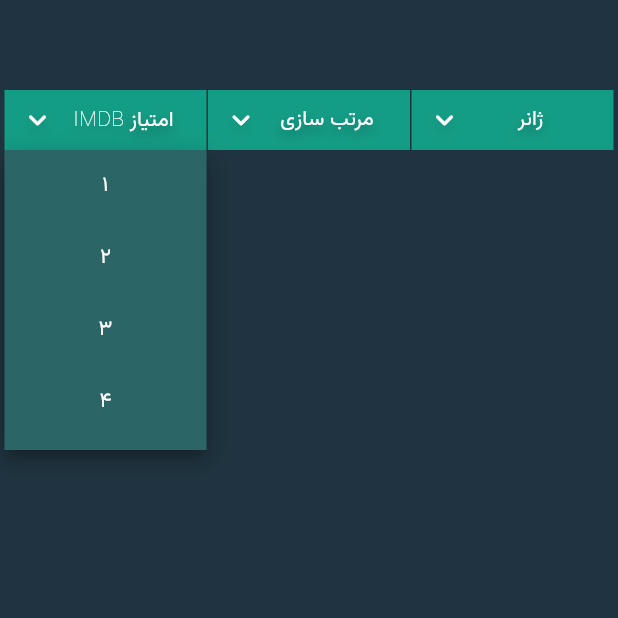
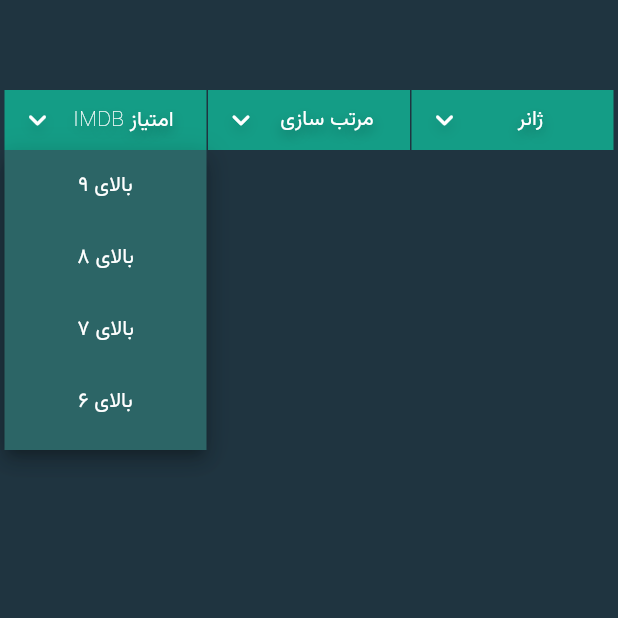
Before and after one commit to moderndata-org/bamabin, a Flutter app: the PartScreen screen opened by its route, after a tap on "امتیاز IMDB", on a phone screen of 412 x 824 dp, the top half of it. Run offline on Flutter 3.47's test engine with Material 3 defaults, Android fonts, the phone set to English and light mode, and no system bars; drawn by our look-alikes of dropdown_button2; our stand-ins replace accordion, cached_network_image, carousel_slider, chewie, dots_indicator, firebase_core and 11 more; missing offline and left inert: qr_code_scanner; accounts and stored records are empty; network calls fail.

Commit message:
add chiwie and fix some bugs

```diff
--- a/lib/constant/classes.dart
+++ b/lib/constant/classes.dart
@@ -13,7 +13,7 @@ enum FavoriteAction {
   Remove,
 }
 
-enum OrderBy { none, date, modified, imdb }
+enum OrderBy { none, newest, update, releaseDate, favorite, imdb }
 
 enum BottomNavType { home, movies, series, animations, anime }
 
--- a/lib/controller/public_controller.dart
+++ b/lib/controller/public_controller.dart
@@ -34,6 +34,10 @@ class PublicController extends GetxController {
   Rx<Country> selectedCountry = Country().obs;
   Rx<AgeRate> selectedAge = AgeRate().obs;
   //! Advanced Search
+  TextEditingController txtFromYear = TextEditingController();
+  TextEditingController txtToYear = TextEditingController();
+  TextEditingController txtFromImdb = TextEditingController();
+  TextEditingController txtToImdb = TextEditingController();
   AdvancedSearchType? lasttype;
   String? lastgenre;
   String? lastage;
@@ -71,6 +75,8 @@ class PublicController extends GetxController {
     isAdvancedSearch(false);
     isShowShimmerSearch(false);
     isLoadingSearchResults(false);
+    hasDubbed(false);
+    hasSubtitle(false);
     txtSearch.clear();
     searchText = '';
     listSearch.clear();
--- a/lib/screens/part_screen.dart
+++ b/lib/screens/part_screen.dart
@@ -69,33 +69,20 @@ class PartScreen extends GetView<MainController> {
                             onTap: () {},
                             alignment: Alignment.center,
                             title: switch (controller.selectedOrder.value) {
-                              OrderBy.none => "مرتب سازی",
-                              OrderBy.date => 'زمان انتشار',
-                              OrderBy.imdb => 'براساس imdb',
-                              OrderBy.modified => 'به‌روزرسانی',
+                              OrderBy.none => 'مرتب سازی',
+                              OrderBy.update => 'به روزترین',
+                              OrderBy.newest => 'جدیدترین',
+                              OrderBy.releaseDate => 'سال انتشار',
+                              OrderBy.imdb => 'امتیاز imdb',
+                              OrderBy.favorite => 'محبوب‌ترین',
                             },
                             list: [
                               DropdownMenuItem(
                                   value: 0,
                                   onTap: () => controller.changeOrder(
-                                      orderBy: OrderBy.date),
+                                      orderBy: OrderBy.update),
                                   child: Center(
-                                      child: MyText(text: 'زمان انتشار'))),
-                              DropdownMenuItem(
-                                  value: 1,
-                                  onTap: () => controller.changeOrder(
-                                      orderBy: OrderBy.modified),
-                                  child: Center(
-                                      child: MyText(text: 'به‌روزرسانی'))),
-                              DropdownMenuItem(
-                                  value: 2,
-                                  onTap: () => controller.changeOrder(
-                                      orderBy: OrderBy.imdb),
-                                  child: Center(
-                                      child: MyText(
-                                    text: 'براساس امتیاز imdb',
-                                    textAlign: TextAlign.center,
-                                  ))),
+                                      child: MyText(text: 'به روزترین'))),
                             ],
                           ))),
                   SizedBox(
@@ -106,17 +93,62 @@ class PartScreen extends GetView<MainController> {
                             alignment: Alignment.center,
                             title:
                                 '${controller.selectedImdbRate.value == 0 ? "امتیاز IMDB" : controller.selectedImdbRate.value}',
-                            list: List.generate(
-                                10,
-                                (index) => DropdownMenuItem(
-                                    value: index,
-                                    onTap: () => controller.changeImdbRate(
-                                        imdbRate: index + 1),
-                                    child: Center(
-                                      child: MyText(
-                                          text: '${index + 1}',
-                                          textAlign: TextAlign.center),
-                                    ))),
+                            list: [
+                              DropdownMenuItem(
+                                  value: 9,
+                                  onTap: () =>
+                                      controller.changeImdbRate(imdbRate: 9),
+                                  child: Center(
+                                    child: MyText(
+                                        text: 'بالای 9',
+                                        textAlign: TextAlign.center),
+                                  )),
+                              DropdownMenuItem(
+                                  value: 8,
+                                  onTap: () =>
+                                      controller.changeImdbRate(imdbRate: 8),
+                                  child: Center(
+                                    child: MyText(
+                                        text: 'بالای 8',
+                                        textAlign: TextAlign.center),
+                                  )),
+                              DropdownMenuItem(
+                                  value: 7,
+                                  onTap: () =>
+                                      controller.changeImdbRate(imdbRate: 7),
+                                  child: Center(
+                                    child: MyText(
+                                        text: 'بالای 7',
+                                        textAlign: TextAlign.center),
+                                  )),
+                              DropdownMenuItem(
+                                  value: 6,
+                                  onTap: () =>
+                                      controller.changeImdbRate(imdbRate: 6),
+                                  child: Center(
+                                    child: MyText(
+                                        text: 'بالای 6',
+                                        textAlign: TextAlign.center),
+                                  )),
+                              DropdownMenuItem(
+                                  value: 5,
+                                  onTap: () =>
+                                      controller.changeImdbRate(imdbRate: 5),
+                                  child: Center(
+                                    child: MyText(
+                                        text: 'بالای 5',
+                                        textAlign: TextAlign.center),
+                                  )),
+                              DropdownMenuItem(
+                                  value: 1,
+                                  onTap: () =>
+                                      controller.changeImdbRate(imdbRate: 1),
+                                  child: Center(
+                                    child: MyText(
+                                        text: 'زیر 5',
+                                        textAlign: TextAlign.center),
+                                  )),
+                            ],
                           ))),
                   SizedBox(
                     width: 2,
--- a/lib/screens/search/search_screen.dart
+++ b/lib/screens/search/search_screen.dart
@@ -52,6 +52,7 @@ class SearchScreen extends GetView<PublicController> {
                               child: TextField(
                             controller: controller.txtSearch,
                             cursorColor: cW,
+                            textInputAction: TextInputAction.search,
                             maxLines: 1,
                             style: TextStyle(color: cW, fontSize: 14),
                             textDirection: TextDirection.rtl,
--- a/lib/widgets/MyTextField.dart
+++ b/lib/widgets/MyTextField.dart
@@ -28,6 +28,7 @@ class MyTextField extends StatelessWidget {
     this.textStyle,
     this.suffixIcon,
     this.cursorColor,
+    this.onActionClicked,
     super.key,
   });
   final String hint;
@@ -44,6 +45,7 @@ class MyTextField extends StatelessWidget {
   final TextAlign? textAlign;
   final TextInputAction? action;
   final Function(String text)? onchangedAction;
+  final Function(String text)? onActionClicked;
   final FocusNode? focusNode;
   final int? maxLines;
   final TextDirection? textDirection;
@@ -73,6 +75,7 @@ class MyTextField extends StatelessWidget {
             ),
         textDirection: textDirection ?? TextDirection.rtl,
         keyboardType: inputType,
+        onSubmitted: onActionClicked,
         controller: controller,
         onChanged: onchangedAction,
         cursorColor: cursorColor ?? cW,
--- a/lib/widgets/custom_main_appbar.dart
+++ b/lib/widgets/custom_main_appbar.dart
@@ -79,6 +79,7 @@ class CustomMainAppBar extends GetView<MainController> {
                           shadows: [bsText],
                         ))),
               Spacer(),
+              //! Search Button
               MyTextButton(
                   onTap: () {
                     Get.find<PublicController>().clearAndOpenSearch();
--- a/pubspec.yaml
+++ b/pubspec.yaml
@@ -56,6 +56,7 @@ dependencies:
   hive: ^2.2.3
   hive_flutter: ^1.1.0
   google_sign_in: ^6.2.1
+  chewie: ^1.7.5
 
 
 dev_dependencies:
```
Also changed, not shown: lib/api/api_handler.dart (+7 -7 lines), lib/controller/detail_controller.dart (+21 -2 lines), lib/controller/movie_request_controller.dart (+4 -4 lines), lib/screens/dialogs/search_advanced_dialog.dart (+52 -29 lines), lib/screens/movie_details_screen.dart (+11 -0 lines), pubspec.lock, 2 other files.
